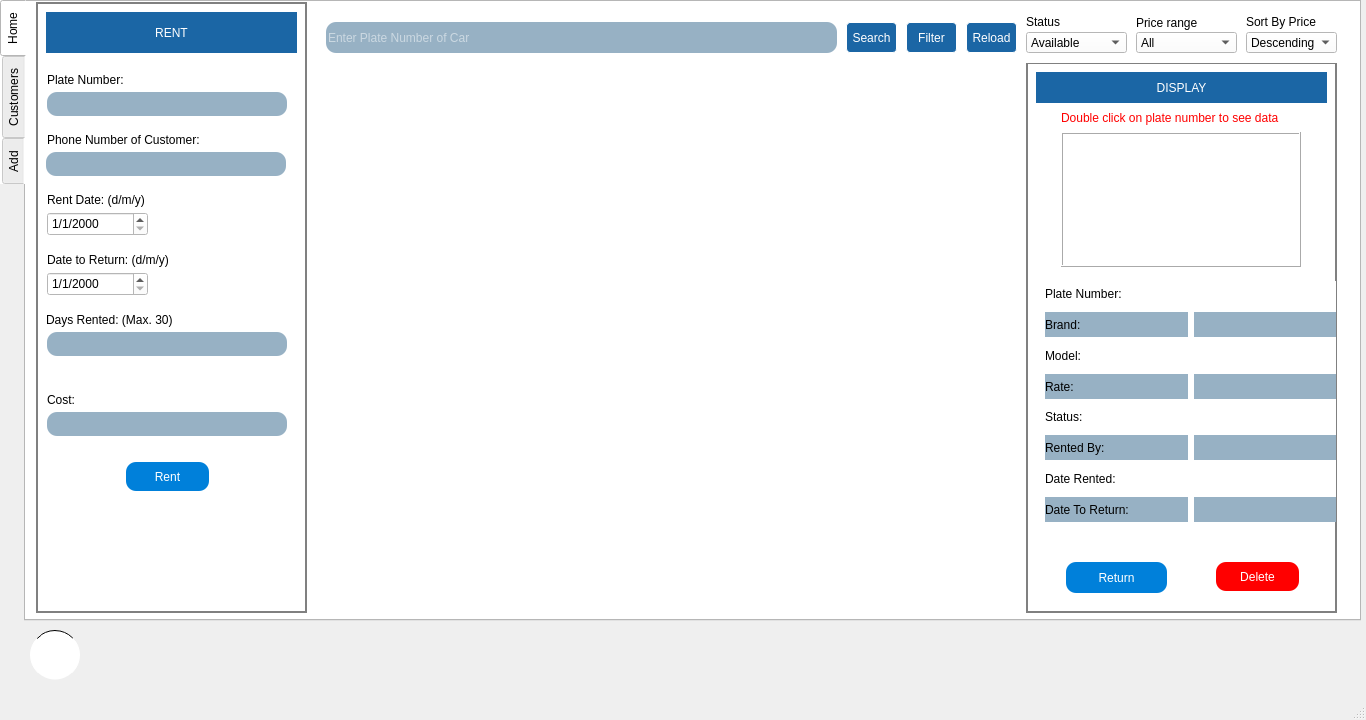
Qt form CarRent/mainscreen.ui (Mani-SSH/Car_Rental) before a commit.
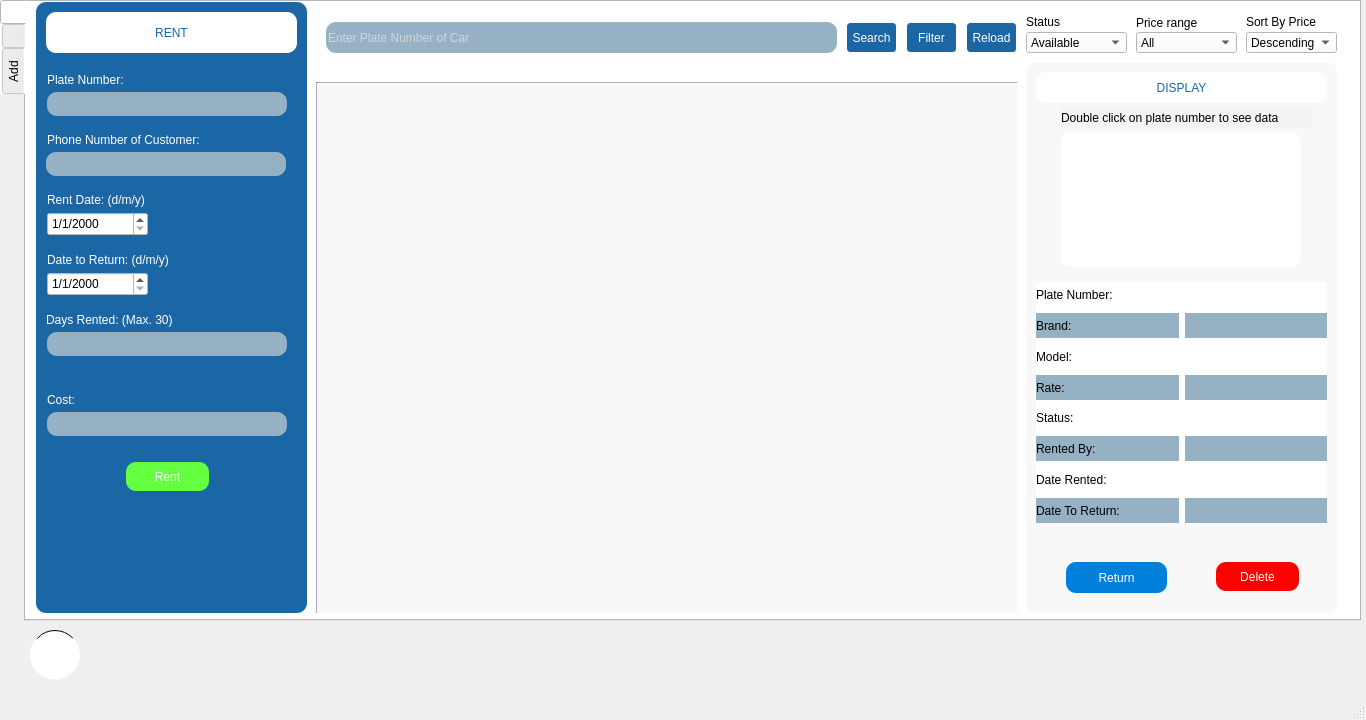
The same form after that commit. The open tabs and pages were chosen to show the change. Icons and pictures are not drawn.

What changed in the file:
```diff
--- a/CarRent/mainscreen.ui
+++ b/CarRent/mainscreen.ui
@@ -54,11 +54,17 @@
      <enum>QTabWidget::Rounded</enum>
     </property>
     <property name="currentIndex">
-     <number>0</number>
+     <number>2</number>
+    </property>
+    <property name="iconSize">
+     <size>
+      <width>30</width>
+      <height>30</height>
+     </size>
     </property>
     <widget class="QWidget" name="tab_Home">
      <attribute name="title">
-      <string>Home</string>
+      <string/>
      </attribute>
      <widget class="QGroupBox" name="groupBox_2">
       <property name="geometry">
@@ -74,9 +80,10 @@
       </property>
       <property name="styleSheet">
        <string notr="true">QGroupBox{
-	border: 2px solid gray;
+	
 
-	background-color:#ffffff;
+	background-color: rgb(27, 102, 165);
+	border-radius:10px;
 
 }
 </string>
@@ -94,8 +101,10 @@
         </rect>
        </property>
        <property name="styleSheet">
-        <string notr="true">background-color: rgb(27, 102, 165);
-color: rgb(255, 255, 255);
+        <string notr="true">background-color: rgb(255, 255, 255);
+color: rgb(27, 102, 165);
+border-radius:10px;
+
 font: 700 20pt &quot;Gotham&quot;;</string>
        </property>
        <property name="text">
@@ -116,6 +125,7 @@
        </property>
        <property name="styleSheet">
         <string notr="true">background-color: qlineargradient(spread:reflect, x1:0.251, y1:0.216, x2:0.811, y2:0.898, stop:0.255556 rgba(0, 128, 218, 255));
+background-color: rgb(101, 255, 66);
 color: rgb(255, 255, 255);
 font: 700 12pt &quot;Gotham&quot;;
 border-radius:10;</string>
@@ -133,6 +143,11 @@
          <height>20</height>
         </rect>
        </property>
+       <property name="styleSheet">
+        <string notr="true">font: 10pt &quot;Gotham&quot;;
+	background-color: rgb(27, 102, 165);
+color: rgb(255, 255, 255);</string>
+       </property>
        <property name="text">
         <string/>
        </property>
@@ -215,7 +230,8 @@
        </property>
        <property name="styleSheet">
         <string notr="true">font: 10pt &quot;Gotham&quot;;
-</string>
+	background-color: rgb(27, 102, 165);
+color: rgb(255, 255, 255);</string>
        </property>
        <property name="text">
         <string>Cost:</string>
@@ -264,7 +280,9 @@
         </rect>
        </property>
        <property name="styleSheet">
-        <string notr="true">font: 10pt &quot;Gotham&quot;;</string>
+        <string notr="true">font: 10pt &quot;Gotham&quot;;
+	background-color: rgb(27, 102, 165);
+color: rgb(255, 255, 255);</string>
        </property>
        <property name="text">
         <string>Days Rented: (Max. 30)</string>
@@ -280,7 +298,9 @@
         </rect>
        </property>
        <property name="styleSheet">
-        <string notr="true">font: 10pt &quot;Gotham&quot;;</string>
+        <string notr="true">font: 10pt &quot;Gotham&quot;;
+	background-color: rgb(27, 102, 165);
+color: rgb(255, 255, 255);</string>
        </property>
        <property name="text">
         <string>Phone Number of Customer:</string>
@@ -313,7 +333,8 @@
        </property>
        <property name="styleSheet">
         <string notr="true">font: 10pt &quot;Gotham&quot;;
-</string>
+	background-color: rgb(27, 102, 165);
+color: rgb(255, 255, 255);</string>
        </property>
        <property name="text">
         <string>Date to Return: (d/m/y)</string>
@@ -330,8 +351,8 @@
        </property>
        <property name="styleSheet">
         <string notr="true">font: 10pt &quot;Gotham&quot;;
-
-</string>
+	background-color: rgb(27, 102, 165);
+color: rgb(255, 255, 255);</string>
        </property>
        <property name="text">
         <string>Rent Date: (d/m/y)</string>
@@ -347,7 +368,9 @@
         </rect>
        </property>
        <property name="styleSheet">
-        <string notr="true">font: 10pt &quot;Gotham&quot;;</string>
+        <string notr="true">font: 10pt &quot;Gotham&quot;;
+	background-color: rgb(27, 102, 165);
+color: rgb(255, 255, 255);</string>
        </property>
        <property name="text">
         <string>Plate Number:</string>
@@ -389,16 +412,28 @@
             <bold>false</bold>
            </font>
           </property>
+          <property name="layoutDirection">
+           <enum>Qt::LeftToRight</enum>
+          </property>
           <property name="styleSheet">
-           <string notr="true">	color: rgb(0, 0, 0);
-	border: 0px solid white;
-	background-color: #ffffff;
-	alternate-background-color: rgb(151, 177, 196);
-	selection-background-color:#282828;
+           <string notr="true">QTableView {
+border: 1px solid rgba(118, 122, 142, 153);
+background: rgba(224, 222, 225, 51);
+selection-background-color: rgba(136, 132, 159, 204);
+selection-color: rgb(248, 246, 250);
+alternate-background-color: rgb(151, 177, 196);;
+}
+
+QHeaderView::section {
+border-radius: 30px;
+height: 30px;
+color: rgb(239, 238, 241);
+background: rgb(108, 104, 124);
+}
 </string>
           </property>
           <property name="frameShape">
-           <enum>QFrame::NoFrame</enum>
+           <enum>QFrame::StyledPanel</enum>
           </property>
           <property name="alternatingRowColors">
            <bool>true</bool>
@@ -422,11 +457,13 @@
       </property>
       <property name="styleSheet">
        <string notr="true">QGroupBox{
-	border: 2px solid gray;
+	
 
-	background-color:#ffffff;
+	background: rgba(224, 222, 225, 51);
+	border-radius:10px;
 
-}</string>
+}
+</string>
       </property>
       <property name="title">
        <string/>
@@ -441,9 +478,10 @@
         </rect>
        </property>
        <property name="styleSheet">
-        <string notr="true">color: rgb(255, 255, 255);
-background-color: rgb(27, 102, 165);
-font: 700 15pt &quot;Gotham&quot;;</string>
+        <string notr="true">background-color: rgb(255, 255, 255);
+color: rgb(27, 102, 165);
+font: 700 15pt &quot;Gotham&quot;;
+border-radius:10px;</string>
        </property>
        <property name="text">
         <string>DISPLAY</string>
@@ -461,6 +499,9 @@
          <height>135</height>
         </rect>
        </property>
+       <property name="styleSheet">
+        <string notr="true">border-radius:10px;</string>
+       </property>
        <property name="frameShape">
         <enum>QFrame::Box</enum>
        </property>
@@ -474,8 +515,8 @@
       <widget class="QWidget" name="gridLayoutWidget_4">
        <property name="geometry">
         <rect>
-         <x>19</x>
-         <y>219</y>
+         <x>10</x>
+         <y>220</y>
          <width>291</width>
          <height>241</height>
         </rect>
@@ -698,10 +739,20 @@
          <height>21</height>
         </rect>
        </property>
+       <property name="font">
+        <font>
+         <pointsize>9</pointsize>
+         <italic>false</italic>
+         <bold>false</bold>
+         <underline>false</underline>
+         <kerning>true</kerning>
+        </font>
+       </property>
        <property name="styleSheet">
-        <string notr="true">
-font: 500 9pt &quot;Gotham&quot;;
-color: rgb(255, 0, 0);</string>
+        <string notr="true">font: 500 9pt &quot;Gotham&quot;;
+color: rgb(0, 0, 0);
+background: rgba(224, 222, 225, 51);
+</string>
        </property>
        <property name="text">
         <string>Double click on plate number to see data</string>
@@ -966,7 +1017,7 @@
     </widget>
     <widget class="QWidget" name="tab_Customers">
      <attribute name="title">
-      <string>Customers</string>
+      <string/>
      </attribute>
      <widget class="QGroupBox" name="groupBox_searchbar">
       <property name="geometry">
@@ -2119,10 +2170,10 @@
    <widget class="QLabel" name="label_welcomeUser">
     <property name="geometry">
      <rect>
-      <x>600</x>
-      <y>640</y>
-      <width>511</width>
-      <height>21</height>
+      <x>570</x>
+      <y>650</y>
+      <width>681</width>
+      <height>31</height>
      </rect>
     </property>
     <property name="styleSheet">
```
Left out of the diff: 206 changed lines with no effect on the pictures.
